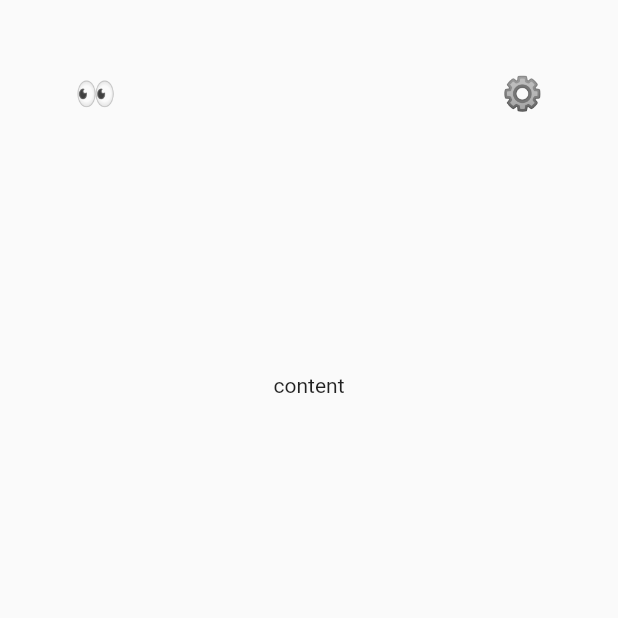
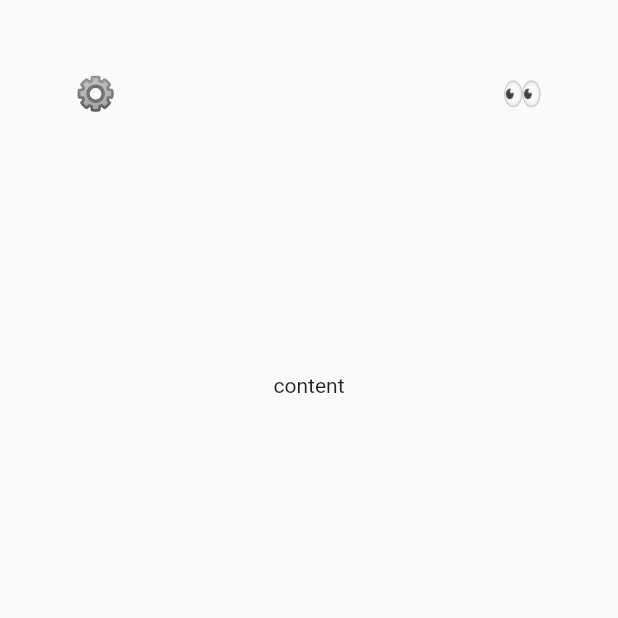
Before and after one commit to wisnuwiry/habitism, a Flutter app: the screen it shows after launch, on a phone screen of 412 x 824 dp, the top half of it. Run offline on Flutter 3.47's test engine with Material 2 defaults, Android fonts, the phone set to English and light mode, and no system bars; our stand-ins replace google_fonts; missing offline and left inert: date_time_format.

Commit message:
add responsive text widget

```diff
--- a/lib/screens/home.dart
+++ b/lib/screens/home.dart
@@ -1,8 +1,7 @@
-import 'dart:ui';
-
 import 'package:date_time_format/date_time_format.dart';
 import 'package:flutter/material.dart';
 import 'package:habitism/shared/emojis.dart';
+import 'package:habitism/shared/text.dart';
 import 'package:habitism/shared/util.dart' as utils;
 import 'package:habitism/widgets/emoji_text.dart';
 
@@ -100,22 +99,21 @@ class _HomeState extends State<Home> {
             if (showTitle)
               Flexible(
                 child: Row(
+                  mainAxisAlignment: MainAxisAlignment.spaceBetween,
                   children: <Widget>[
+                    const EmojiText(settingsEmoji),
+                    ResponsiveText(
+                        DateTimeFormat.format(
+                          DateTime.now(),
+                          format: 'D, M j',
+                        ),
+                        align: TextAlign.center),
                     const EmojiText(eyeEmoji),
-                    Expanded(
-                      child: Text(
-                          DateTimeFormat.format(
-                            DateTime.now(),
-                            format: 'D, M j',
-                          ),
-                          textAlign: TextAlign.center),
-                    ),
-                    const EmojiText(settingsEmoji),
                   ],
                 ),
               ),
-            const Expanded(
-              child: Center(child: Text('content')),
+            Expanded(
+              child: Center(child: ResponsiveText('content')),
             ),
           ],
         ),
--- /dev/null
+++ b/lib/shared/text.dart
@@ -0,0 +1,18 @@
+import 'package:flutter/material.dart';
+
+class ResponsiveText extends StatelessWidget {
+  ResponsiveText(
+    this.text, {
+    this.style,
+    this.align,
+  });
+
+  final String text;
+  final TextStyle style;
+  final TextAlign align;
+
+  @override
+  Widget build(BuildContext context) => FittedBox(
+        child: Text(text, style: style, textAlign: align),
+      );
+}
```
Also changed, not shown: pubspec.lock.
